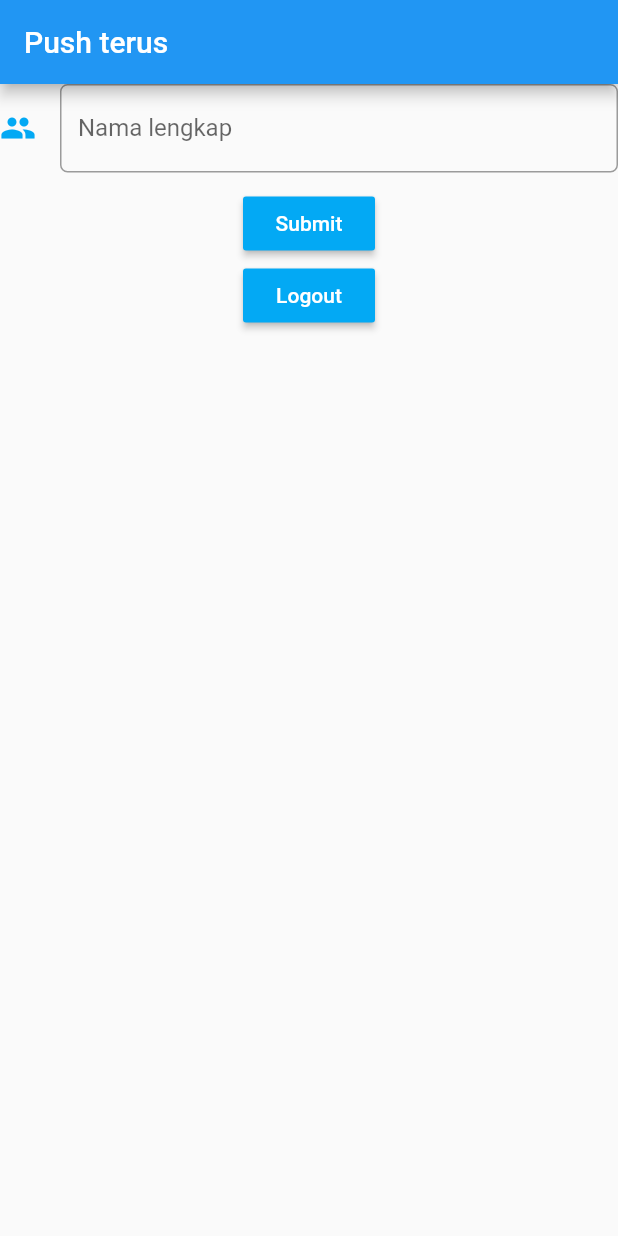
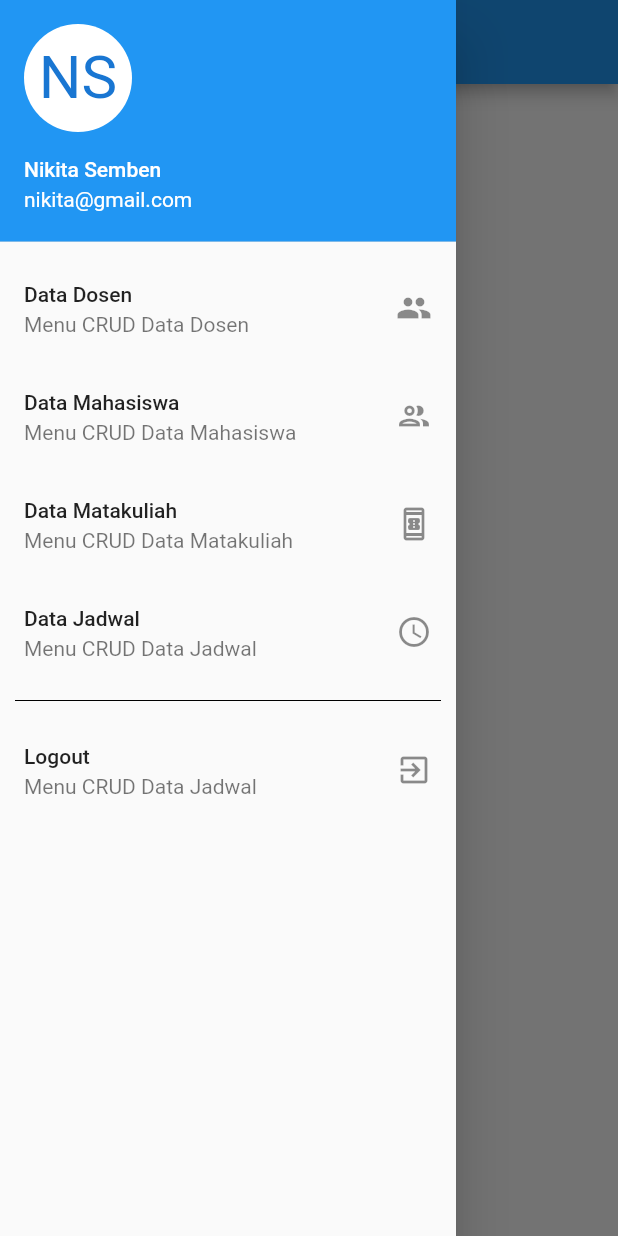
Before and after one commit to argowibowo/progmob2020uas, a Flutter app: the screen it shows after launch, with the side drawer open (before the commit the screen has no drawer), on a phone screen of 412 x 824 dp. Run offline on Flutter 3.47's test engine with Material 2 defaults, Android fonts, the phone set to English and light mode, and no system bars; our stand-ins replace shared_preferences.

```diff
--- /dev/null
+++ b/lib/dashboard.dart
@@ -0,0 +1,118 @@
+import 'package:flutter/material.dart';
+import 'package:flutter_progmob_app/dosen/dashboardDosen.dart';
+import 'package:flutter_progmob_app/jadwal/dashboardJadwal.dart';
+import 'package:flutter_progmob_app/mahasiswa/dashboardMhs.dart';
+import 'package:flutter_progmob_app/main.dart';
+import 'package:flutter_progmob_app/matakuliah/dashboardMatkul.dart';
+import 'package:shared_preferences/shared_preferences.dart';
+
+class Dashboard extends StatefulWidget {
+  Dashboard({Key key, this.title}) : super(key: key);
+
+  final String title;
+
+  @override
+  _DashboardState createState() => _DashboardState();
+}
+
+class _DashboardState extends State<Dashboard> {
+  final _formKey = GlobalKey<FormState>();
+
+  @override
+  void initState() {
+    super.initState();
+  }
+
+  @override
+  Widget build(BuildContext context) {
+    return Scaffold(
+        appBar: AppBar(
+    ),
+    drawer: Drawer(
+      child: ListView(
+        children: <Widget>[
+          UserAccountsDrawerHeader(
+              accountName: Text("Nikita Semben"),
+              accountEmail: Text("nikita@gmail.com"),
+            currentAccountPicture: CircleAvatar(
+              backgroundColor: Colors.white,
+              child: Text(
+                "NS",
+                style: TextStyle(fontSize: 40.0),
+              ),
+            ),
+          ),
+        ListTile(
+          title: Text("Data Dosen"),
+          trailing: Icon(Icons.people),
+          subtitle: Text("Menu CRUD Data Dosen"),
+          onTap: (){
+            Navigator.pop(context);
+            Navigator.push(context,
+              MaterialPageRoute(builder: (context) => DashboardDosen(title: "Dashboard Dosen",)),
+            );
+          },
+        ),
+          ListTile(
+            title: Text("Data Mahasiswa"),
+            trailing: Icon(Icons.people_outlined),
+            subtitle: Text("Menu CRUD Data Mahasiswa"),
+            onTap: (){
+              Navigator.pop(context);
+              Navigator.push(context,
+                MaterialPageRoute(builder: (context) => DashboardMhs(title: "Dashboard Mahasiswa",)),
+              );
+            },
+          ),
+          ListTile(
+            title: Text("Data Matakuliah"),
+            trailing: Icon(Icons.book_online_outlined),
+            subtitle: Text("Menu CRUD Data Matakuliah"),
+            onTap: (){
+              Navigator.pop(context);
+              Navigator.push(context,
+                MaterialPageRoute(builder: (context) => DashboardMatkul(title: "Dashboard Matakuliah",)),
+              );
+            },
+          ),
+          ListTile(
+            title: Text("Data Jadwal"),
+            trailing: Icon(Icons.schedule),
+            subtitle: Text("Menu CRUD Data Jadwal"),
+            onTap: (){
+              Navigator.pop(context);
+              Navigator.push(context,
+                MaterialPageRoute(builder: (context) => DashboardJadwal(title: "Dashboard Jadwal",)),
+              );
+            },
+          ),
+          Divider(
+            color: Colors.black,
+            height: 20,
+            indent: 10,
+            endIndent: 10,
+          ),
+          ListTile(
+            title: Text("Logout"),
+            trailing: Icon(Icons.exit_to_app),
+            subtitle: Text("Menu CRUD Data Jadwal"),
+            onTap: ()async{
+              SharedPreferences pref = await SharedPreferences.getInstance();
+              await pref.setInt("is_login", 0);
+              Navigator.pushReplacement(context,
+                MaterialPageRoute(builder: (context) => MyHomePage(title: "Push aja",)),
+              );
+            },
+          ),
+        ],
+      ),
+    ),
+      body: Container(
+        child: Center(
+          child: Text("Dashboard", style: TextStyle(fontSize: 20),
+          ),
+        ),
+      ),
+    );
+  }
+}
--- a/lib/logIn.dart
+++ b/lib/logIn.dart
@@ -1,4 +1,5 @@
 import 'package:flutter/material.dart';
+import 'package:flutter_progmob_app/dashboard.dart';
 import 'package:flutter_progmob_app/main.dart';
 import 'package:flutter_progmob_app/tugasPertemuan8.dart';
 import 'package:shared_preferences/shared_preferences.dart';
@@ -116,7 +117,7 @@ Widget _formBuilder(){
             SharedPreferences pref = await SharedPreferences.getInstance();
             await pref.setInt("is_login", 0);
               Navigator.pushReplacement(context,
-                  MaterialPageRoute(builder: (context)=>TugasPertemuan8(title: 'Push')));
+                  MaterialPageRoute(builder: (context)=>Dashboard(title: 'Push')));
           },
           color: Colors.lightBlue,
           padding: EdgeInsets.symmetric(horizontal: 20),
--- a/lib/main.dart
+++ b/lib/main.dart
@@ -1,4 +1,5 @@
 import 'package:flutter/material.dart';
+import 'package:flutter_progmob_app/dashboard.dart';
 import 'package:flutter_progmob_app/logIn.dart';
 import 'package:flutter_progmob_app/pertemuan1.dart';
 import 'package:flutter_progmob_app/splashScreen.dart';
@@ -48,7 +49,7 @@ class _MyHomePageState extends State<MyHomePage> {
     if(isLogin == 1){
       Navigator.pushReplacement(
         context,
-        MaterialPageRoute(builder: (context) => TugasPertemuan8(title: "Push terus",)),
+        MaterialPageRoute(builder: (context) => Dashboard(title: "Push terus",)),
       );
     }
   }
--- a/lib/splashScreen.dart
+++ b/lib/splashScreen.dart
@@ -1,6 +1,7 @@
 import 'dart:async';
 
 import 'package:flutter/material.dart';
+import 'package:flutter_progmob_app/dashboard.dart';
 import 'package:flutter_progmob_app/logIn.dart';
 import 'package:flutter_progmob_app/main.dart';
 import 'package:flutter_progmob_app/tugasPertemuan8.dart';
@@ -37,13 +38,12 @@ class _SplashScreenState extends State<SplashScreen> {
     }else{
       return Timer(duration, (){
         Navigator.pushReplacement(context,
-            MaterialPageRoute(builder: (context) => TugasPertemuan8(title: "Push terus")));
+            MaterialPageRoute(builder: (context) => Dashboard(title: "Push terus")));
       });
     }
   }
   @override
   Widget build(BuildContext context) {
-
     return Scaffold(
       appBar: AppBar(
       ),
```
Also changed, not shown: lib/dosen/dashboardDosen.dart (added, +60 -0 lines), lib/jadwal/dashboardJadwal.dart (added, +60 -0 lines), lib/mahasiswa/dashboardMhs.dart (added, +60 -0 lines), lib/matakuliah/dashboardMatkul.dart (added, +60 -0 lines).
